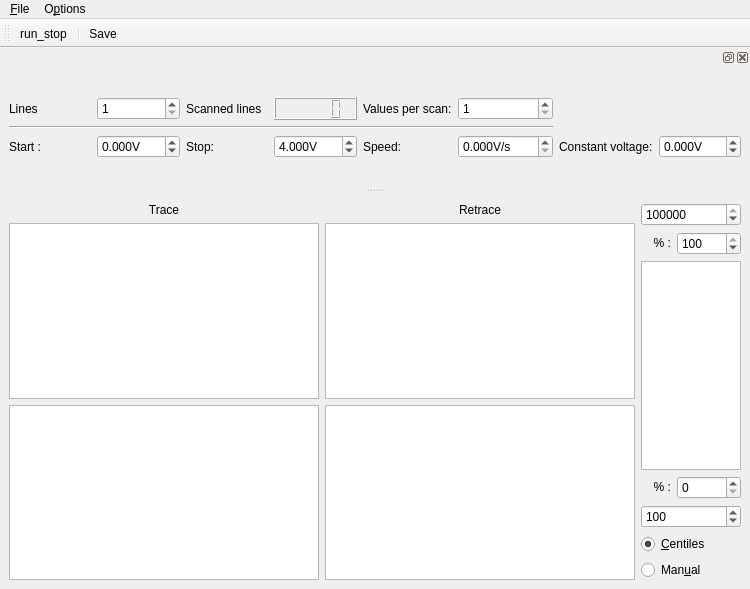
First picture: the form in gui/laserscanner/ui_laserscannergui.ui, repository qpit/qudi-attolab, before the edit.
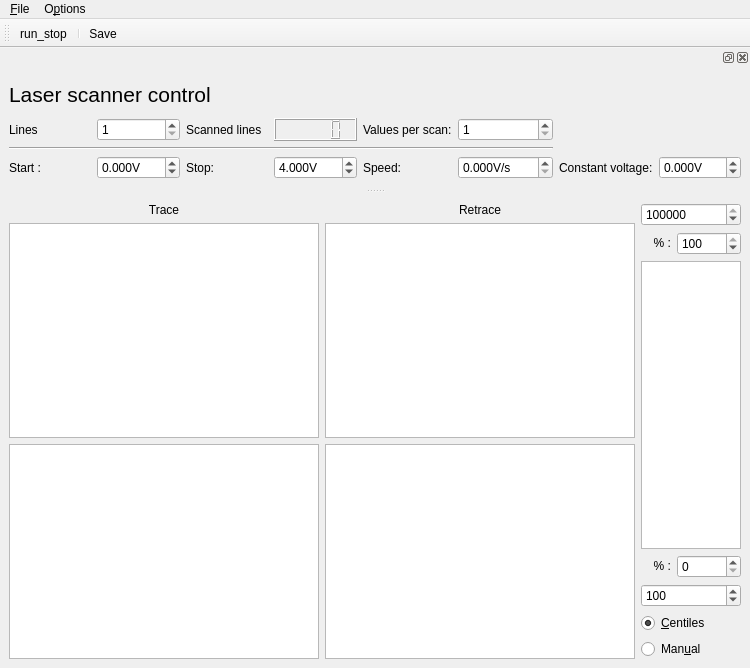
Second picture: the form after the edit. Icons and pictures are not drawn. Custom widgets are drawn as their Qt base class.

Commit message: Saturation measurement works, based on the laser scanner module NI card AO is on channel 3 ('z')

What changed in the file:
```diff
--- a/gui/laserscanner/ui_laserscannergui.ui
+++ b/gui/laserscanner/ui_laserscannergui.ui
@@ -7,7 +7,7 @@
     <x>0</x>
     <y>0</y>
     <width>750</width>
-    <height>589</height>
+    <height>668</height>
    </rect>
   </property>
   <property name="contextMenuPolicy">
@@ -250,7 +250,7 @@
    </attribute>
    <widget class="QWidget" name="controlDockWidgetContents">
     <layout class="QGridLayout" name="gridLayout_11">
-     <item row="0" column="0">
+     <item row="1" column="0">
       <layout class="QGridLayout" name="controlGridLayout">
        <item row="0" column="4">
         <widget class="QLabel" name="resLabel">
@@ -388,6 +388,18 @@
        </item>
       </layout>
      </item>
+     <item row="0" column="0">
+      <widget class="QLabel" name="label">
+       <property name="font">
+        <font>
+         <pointsize>16</pointsize>
+        </font>
+       </property>
+       <property name="text">
+        <string>Laser scanner control</string>
+       </property>
+      </widget>
+     </item>
     </layout>
    </widget>
   </widget>
```
The commit also changes 3 other files.
